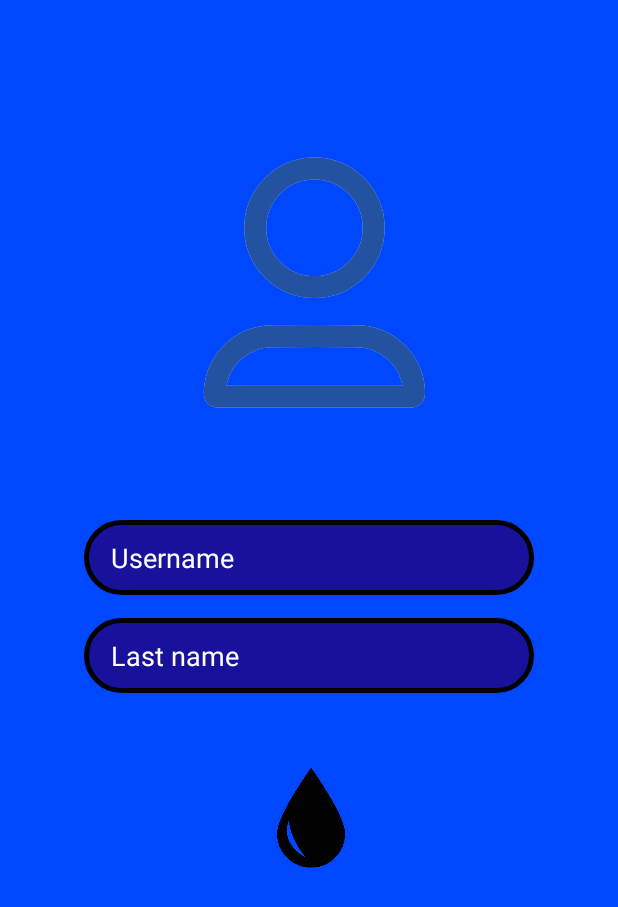
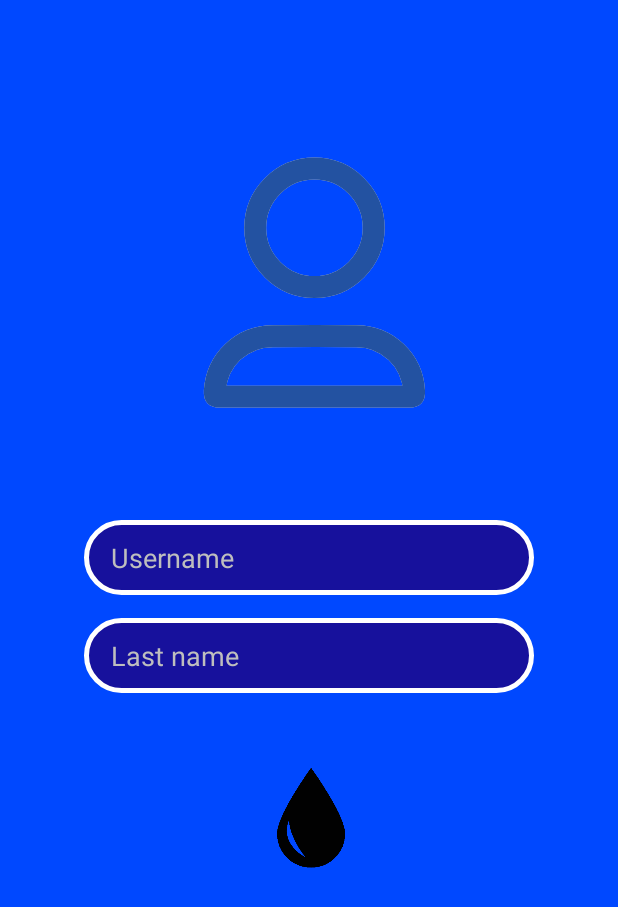
Before and after one commit to ThomasMSHKV/Umbrella, an Android app: the screen it shows after launch (MainActivity), on a phone screen of 412 x 824 dp. Shown: the top 907 px of the screen. Run offline under Robolectric (Android 15) with nearby library versions, the light colour scheme and no system bars.

Commit message:
stroke/hint

```diff
--- a/app/src/main/res/drawable/edits.xml
+++ b/app/src/main/res/drawable/edits.xml
@@ -13,7 +13,7 @@
                 android:width="300dp"/>
             <stroke
                 android:width="3dp"
-                android:color="@android:color/black"
+                android:color="#FFFFFF"
                 android:dashGap="2dp"
                 android:dashWidth="0dp"/>
 
--- a/app/src/main/res/layout/fragment_navigation.xml
+++ b/app/src/main/res/layout/fragment_navigation.xml
@@ -15,14 +15,6 @@
         app:layout_constraintStart_toStartOf="parent"
         app:layout_constraintTop_toTopOf="parent">
 
-
-        <!--        <ImageView-->
-<!--            android:layout_width="300dp"-->
-<!--            android:layout_height="300dp"-->
-<!--            android:layout_marginBottom="220dp"-->
-<!--            android:padding="10dp"-->
-<!--            android:layout_gravity="center"-->
-<!--            android:src="@drawable/zont_picture"/>-->
 
         <com.airbnb.lottie.LottieAnimationView
             android:id="@+id/loading_um"
@@ -42,7 +34,8 @@
             android:layout_marginBottom="40dp"
             android:background="@drawable/edits"
             android:hint="@string/name"
-            android:textColorHint="@android:color/white"
+            android:textColor="@android:color/white"
+            android:textColorHint="@android:color/secondary_text_light_nodisable"
             android:paddingStart="18dp"
             android:padding="8dp"
             android:paddingEnd="160dp"
@@ -59,8 +52,9 @@
             android:layout_gravity="center"
             android:layout_marginTop="25dp"
             android:background="@drawable/edits"
-            android:textColorHint="@android:color/white"
+            android:textColorHint="@android:color/secondary_text_light_nodisable"
             android:hint="@string/last_name"
+            android:textColor="@android:color/white"
             android:paddingStart="18dp"
             android:padding="8dp"
             android:paddingEnd="125dp"
```
